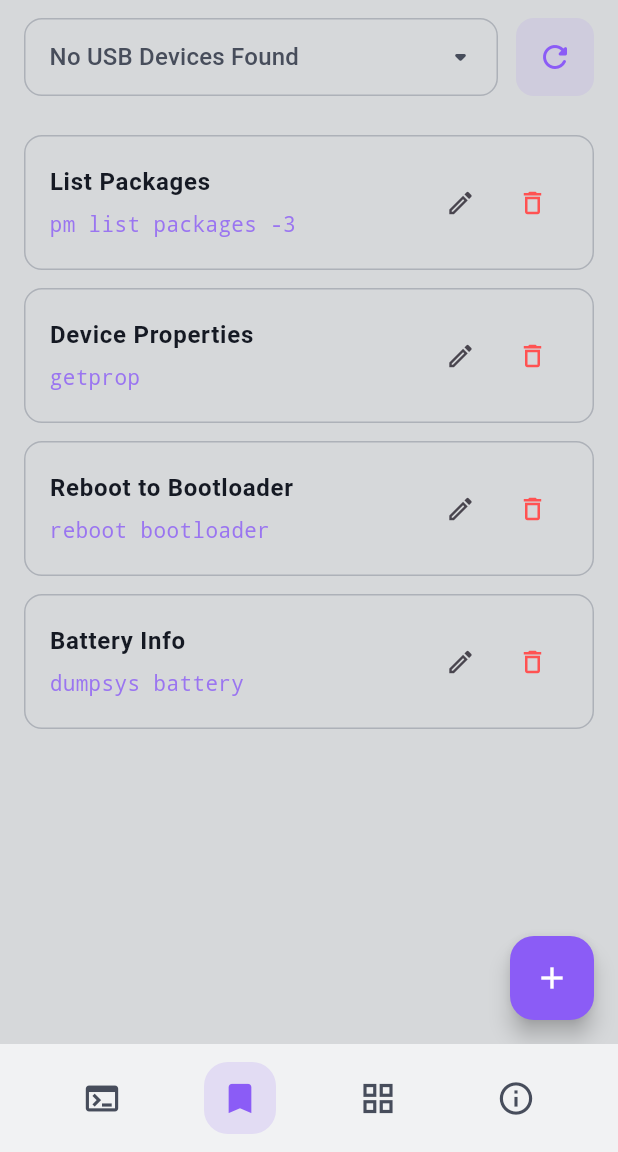
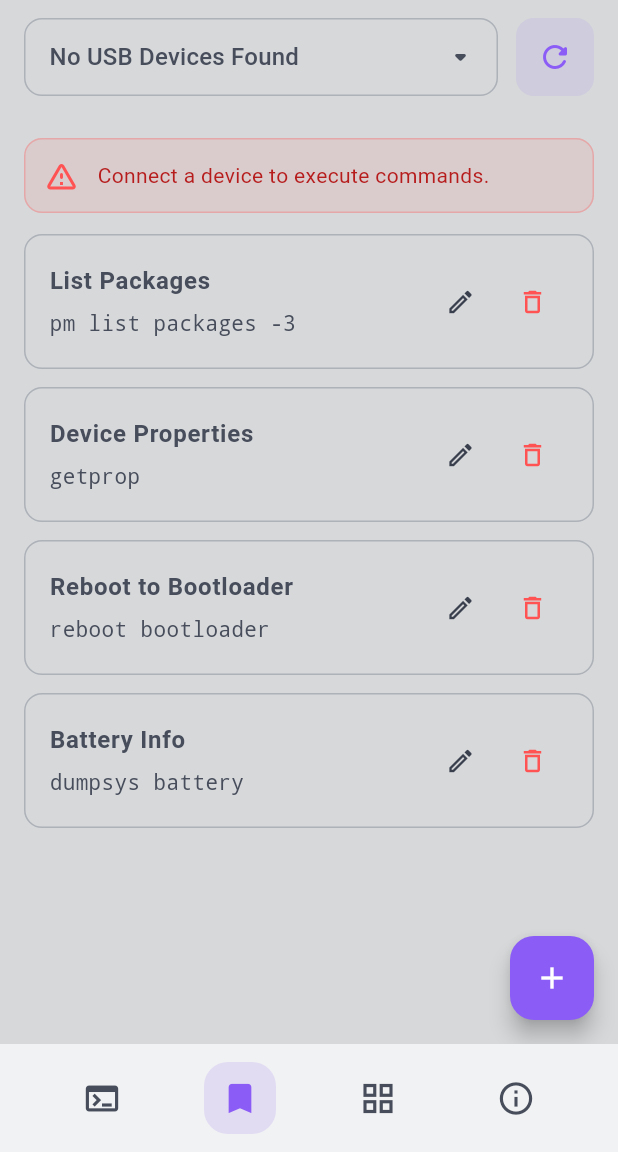
Before and after one commit to Nekoplii/AdShell, a Flutter app: the screen it shows after launch, item 2 of the bottom bar chosen, on a phone screen of 412 x 824 dp, the part 84-1236 px from its top. Run offline on Flutter 3.47's test engine with Material 3 defaults, Android fonts, the phone set to English and light mode, and no system bars; our stand-ins replace hive_flutter; accounts and stored records are empty.

Commit message:
style(saved): embed connection warning banner inline within scrollable list

```diff
--- a/lib/screens/saved_commands_tab.dart
+++ b/lib/screens/saved_commands_tab.dart
@@ -21,9 +21,10 @@ class SavedCommand {
 }
 
 class SavedCommandsTab extends StatefulWidget {
+  final bool isConnected;
   final Function(String) onExecuteCommand;
 
-  const SavedCommandsTab({super.key, required this.onExecuteCommand});
+  const SavedCommandsTab({super.key, required this.isConnected, required this.onExecuteCommand});
 
   @override
   State<SavedCommandsTab> createState() => _SavedCommandsTabState();
@@ -150,7 +151,7 @@ class _SavedCommandsTabState extends State<SavedCommandsTab> {
 
     return Scaffold(
       backgroundColor: Colors.transparent,
-      body: _commands.isEmpty
+      body: _commands.isEmpty && widget.isConnected
           ? Center(
               child: Text(
                 'No saved commands.',
@@ -159,8 +160,39 @@ class _SavedCommandsTabState extends State<SavedCommandsTab> {
             )
           : ListView.builder(
               padding: const EdgeInsets.only(top: 8, bottom: 80),
-              itemCount: _commands.length,
+              itemCount: _commands.length + (widget.isConnected ? 0 : 1), // Add 1 for the banner if disconnected
               itemBuilder: (context, index) {
+                // If disconnected, render the banner at index 0
+                if (!widget.isConnected) {
+                  if (index == 0) {
+                    return Container(
+                      margin: const EdgeInsets.fromLTRB(16, 8, 16, 8),
+                      padding: const EdgeInsets.all(12),
+                      decoration: BoxDecoration(
+                        color: Colors.redAccent.withValues(alpha: 0.1),
+                        borderRadius: BorderRadius.circular(12),
+                        border: Border.all(color: Colors.redAccent.withValues(alpha: 0.3)),
+                      ),
+                      child: Row(
+                        children: [
+                          const Icon(Icons.warning_amber_rounded, color: Colors.redAccent),
+                          const SizedBox(width: 12),
+                          Expanded(
+                            child: Text(
+                              'Connect a device to execute commands.',
+                              style: TextStyle(color: isDark ? Colors.redAccent[100] : Colors.red[900]),
+                            ),
+                          ),
+                        ],
+                      ),
+                    );
+                  }
+                  // Shift the index by 1 to render the actual commands
+                  index -= 1;
+                }
+
+                if (index < 0 || index >= _commands.length) return const SizedBox.shrink();
+
                 final cmd = _commands[index];
                 return Container(
                   margin: const EdgeInsets.symmetric(horizontal: 16, vertical: 6),
@@ -175,7 +207,12 @@ class _SavedCommandsTabState extends State<SavedCommandsTab> {
                     contentPadding: const EdgeInsets.symmetric(horizontal: 16, vertical: 8),
                     title: Text(
                       cmd.title,
-                      style: const TextStyle(fontWeight: FontWeight.bold),
+                      style: TextStyle(
+                        fontWeight: FontWeight.bold,
+                        color: widget.isConnected
+                            ? (isDark ? AppColors.neutral50 : AppColors.neutral900)
+                            : AppColors.neutral500,
+                      ),
                     ),
                     subtitle: Padding(
                       padding: const EdgeInsets.only(top: 6),
@@ -183,7 +220,9 @@ class _SavedCommandsTabState extends State<SavedCommandsTab> {
                         cmd.command,
                         style: TextStyle(
                           fontFamily: 'monospace',
-                          color: isDark ? AppColors.primary : AppColors.primary.withValues(alpha: 0.8),
+                          color: widget.isConnected
+                              ? (isDark ? AppColors.primary : AppColors.primary.withValues(alpha: 0.8))
+                              : AppColors.neutral500,
                         ),
                       ),
                     ),
@@ -191,7 +230,7 @@ class _SavedCommandsTabState extends State<SavedCommandsTab> {
                       mainAxisSize: MainAxisSize.min,
                       children: [
                         IconButton(
-                          icon: const Icon(Icons.edit_outlined, size: 20),
+                          icon: Icon(Icons.edit_outlined, size: 20, color: isDark ? AppColors.neutral400 : AppColors.neutral600),
                           onPressed: () => _showCommandDialog(commandToEdit: cmd, index: index),
                         ),
                         IconButton(
@@ -200,9 +239,10 @@ class _SavedCommandsTabState extends State<SavedCommandsTab> {
                         ),
                       ],
                     ),
-                    onTap: () {
+                    enabled: widget.isConnected,
+                    onTap: widget.isConnected ? () {
                       widget.onExecuteCommand(cmd.command);
-                    },
+                    } : null,
                   ),
                 );
               },
```
